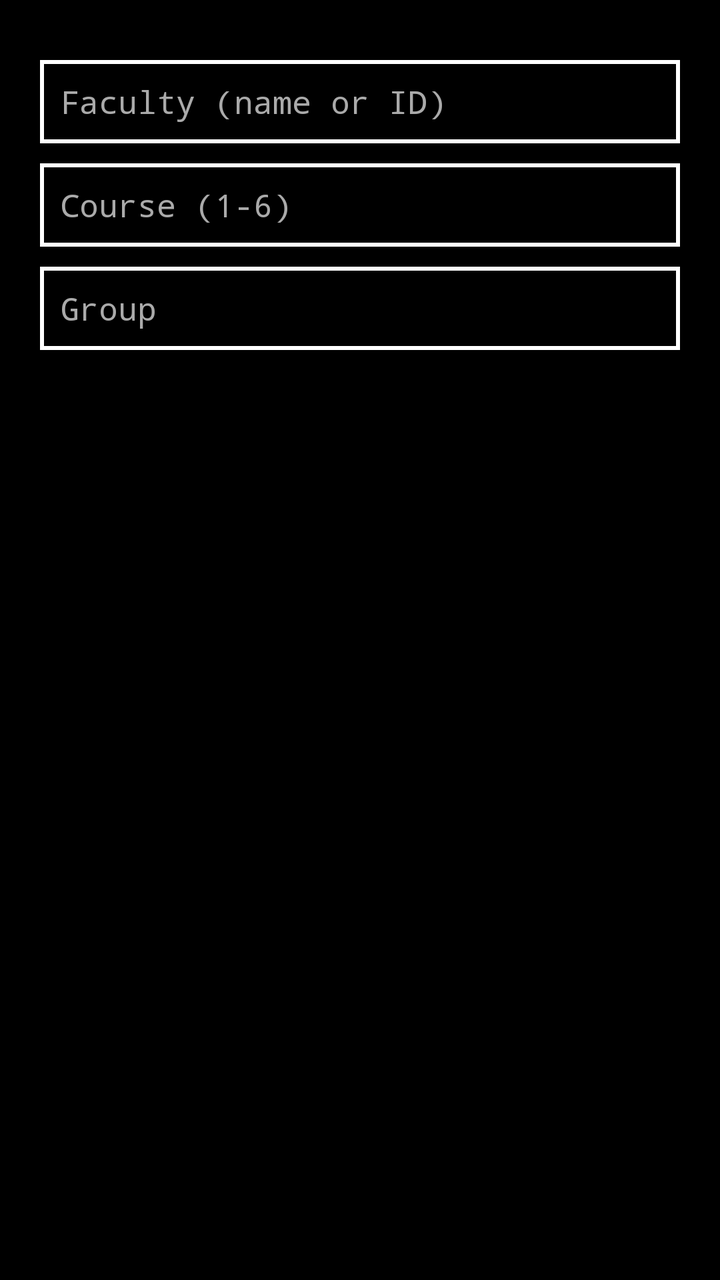
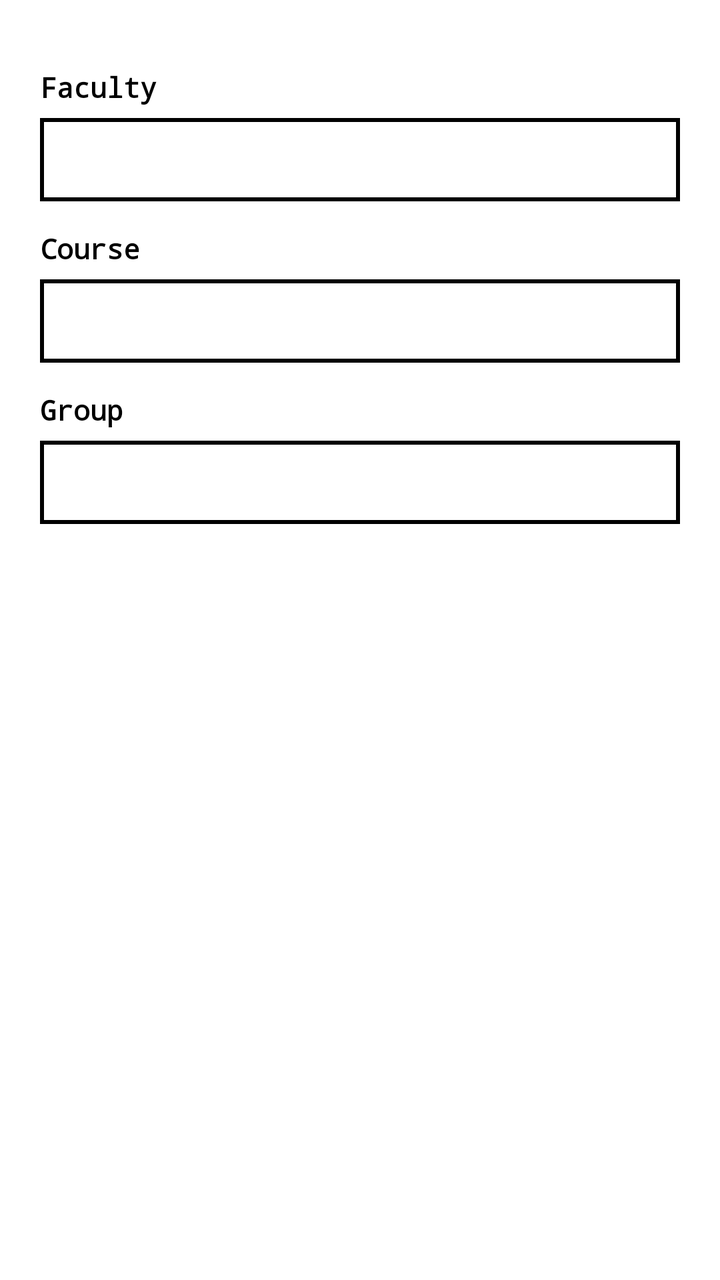

An Android layout rendered at two revisions. The XML below is the earlier revision; the diff shows what the commit changed to produce the second picture.
<!-- AndroidManifest.xml: application theme AppTheme -->
<!-- res/layout/dialog_input_user_data.xml -->
<?xml version="1.0" encoding="utf-8"?>
<LinearLayout xmlns:android="http://schemas.android.com/apk/res/android"
    android:layout_width="match_parent"
    android:layout_height="wrap_content"
    android:orientation="vertical"
    android:padding="20dp">

    <EditText
        android:id="@+id/input_faculty"
        style="@style/Widget.AutoSchedule.Input"
        android:hint="@string/hint_faculty"
        android:inputType="text" />

    <EditText
        android:id="@+id/input_course"
        style="@style/Widget.AutoSchedule.Input"
        android:hint="@string/hint_course"
        android:inputType="number"
        android:maxLength="1" />

    <EditText
        android:id="@+id/input_group"
        style="@style/Widget.AutoSchedule.Input"
        android:hint="@string/hint_group"
        android:inputType="text" />

</LinearLayout>
<!-- resources referenced by this layout -->
<resources>
  <string name="hint_course">Course (1-6)</string>
  <string name="hint_faculty">Faculty (name or ID)</string>
  <string name="hint_group">Group</string>
  <style name="Widget.AutoSchedule.Input" parent="android:Widget.EditText">
      <item name="android:layout_width">match_parent</item>
      <item name="android:layout_height">wrap_content</item>
      <item name="android:layout_marginTop">10dp</item>
      <item name="android:background">@drawable/bg_input</item>
      <item name="android:padding">10dp</item>
      <item name="android:textColor">@color/text_primary</item>
      <item name="android:textColorHint">@color/text_dim</item>
      <item name="android:textSize">16sp</item>
    </style>
  <style name="AppTheme" parent="android:Theme.Material.NoActionBar">
      <item name="android:windowBackground">@color/screen_bg</item>
      <item name="android:statusBarColor">@color/screen_bg</item>
      <item name="android:navigationBarColor">@color/screen_bg</item>
      <item name="android:colorAccent">@color/text_primary</item>
      <item name="android:fontFamily">monospace</item>
      <item name="android:textColorPrimary">@color/text_primary</item>
      <item name="android:textColorSecondary">@color/text_dim</item>
    </style>
  <!-- drawable bg_input (drawable) -->
  <?xml version="1.0" encoding="utf-8"?>
  <shape xmlns:android="http://schemas.android.com/apk/res/android"
      android:shape="rectangle">
      <solid android:color="@color/screen_bg" />
      <stroke
          android:width="@dimen/input_border"
          android:color="@color/text_primary" />
  </shape>
  <color name="text_primary">#FFFFFF</color>
  <color name="text_dim">#AAAAAA</color>
  <color name="screen_bg">#000000</color>
  <dimen name="input_border">2dp</dimen>
</resources>

<!-- the commit's change to res/layout/dialog_input_user_data.xml (unified diff, before → after) -->
@@ -5,23 +5,32 @@
     android:orientation="vertical"
     android:padding="20dp">
 
+    <TextView
+        style="@style/Widget.AutoSchedule.Label"
+        android:text="@string/label_faculty" />
+
     <EditText
         android:id="@+id/input_faculty"
         style="@style/Widget.AutoSchedule.Input"
-        android:hint="@string/hint_faculty"
         android:inputType="text" />
+
+    <TextView
+        style="@style/Widget.AutoSchedule.Label"
+        android:text="@string/label_course" />
 
     <EditText
         android:id="@+id/input_course"
         style="@style/Widget.AutoSchedule.Input"
-        android:hint="@string/hint_course"
         android:inputType="number"
         android:maxLength="1" />
+
+    <TextView
+        style="@style/Widget.AutoSchedule.Label"
+        android:text="@string/label_group" />
 
     <EditText
         android:id="@+id/input_group"
         style="@style/Widget.AutoSchedule.Input"
-        android:hint="@string/hint_group"
         android:inputType="text" />
 
 </LinearLayout>
<!-- resource entries referenced after the edit -->
@@ -1,39 +1,51 @@
 <!-- resources referenced by this layout -->
 <resources>
-  <string name="hint_course">Course (1-6)</string>
-  <string name="hint_faculty">Faculty (name or ID)</string>
-  <string name="hint_group">Group</string>
+  <string name="label_course">Course</string>
+  <string name="label_faculty">Faculty</string>
+  <string name="label_group">Group</string>
   <style name="Widget.AutoSchedule.Input" parent="android:Widget.EditText">
       <item name="android:layout_width">match_parent</item>
       <item name="android:layout_height">wrap_content</item>
-      <item name="android:layout_marginTop">10dp</item>
+      <item name="android:layout_marginTop">6dp</item>
       <item name="android:background">@drawable/bg_input</item>
       <item name="android:padding">10dp</item>
-      <item name="android:textColor">@color/text_primary</item>
-      <item name="android:textColorHint">@color/text_dim</item>
+      <item name="android:textColor">@color/text_on_light</item>
+      <item name="android:textColorHint">@color/text_dim_on_light</item>
       <item name="android:textSize">16sp</item>
     </style>
-  <style name="AppTheme" parent="android:Theme.Material.NoActionBar">
+  <style name="Widget.AutoSchedule.Label" parent="">
+      <item name="android:layout_width">match_parent</item>
+      <item name="android:layout_height">wrap_content</item>
+      <item name="android:layout_marginTop">14dp</item>
+      <item name="android:fontFamily">monospace</item>
+      <item name="android:textColor">@color/text_on_light</item>
+      <item name="android:textSize">14sp</item>
+      <item name="android:textStyle">bold</item>
+    </style>
+  <style name="AppTheme" parent="android:Theme.Material.Light.NoActionBar">
       <item name="android:windowBackground">@color/screen_bg</item>
       <item name="android:statusBarColor">@color/screen_bg</item>
-      <item name="android:navigationBarColor">@color/screen_bg</item>
-      <item name="android:colorAccent">@color/text_primary</item>
+      <item name="android:windowLightStatusBar">true</item>
+      <item name="android:navigationBarColor">@color/button_border</item>
+      <item name="android:colorAccent">@color/button_border</item>
       <item name="android:fontFamily">monospace</item>
-      <item name="android:textColorPrimary">@color/text_primary</item>
-      <item name="android:textColorSecondary">@color/text_dim</item>
+      <item name="android:textColorPrimary">@color/text_on_light</item>
+      <item name="android:textColorSecondary">@color/text_dim_on_light</item>
     </style>
   <!-- drawable bg_input (drawable) -->
   <?xml version="1.0" encoding="utf-8"?>
   <shape xmlns:android="http://schemas.android.com/apk/res/android"
       android:shape="rectangle">
-      <solid android:color="@color/screen_bg" />
+      <solid android:color="@color/button_bg" />
       <stroke
           android:width="@dimen/input_border"
-          android:color="@color/text_primary" />
+          android:color="@color/button_border" />
   </shape>
-  <color name="text_primary">#FFFFFF</color>
-  <color name="text_dim">#AAAAAA</color>
-  <color name="screen_bg">#000000</color>
+  <color name="text_on_light">#000000</color>
+  <color name="text_dim_on_light">#666666</color>
+  <color name="screen_bg">#FFFFFF</color>
+  <color name="button_border">#000000</color>
+  <color name="button_bg">#FFFFFF</color>
   <dimen name="input_border">2dp</dimen>
 </resources>
 
